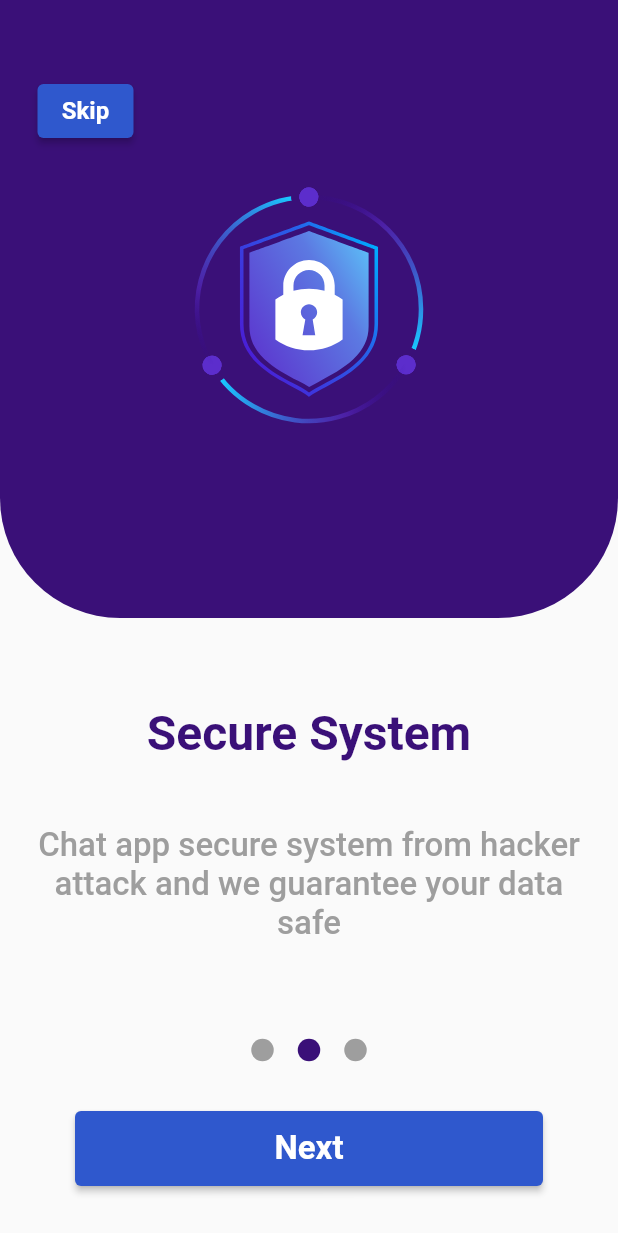
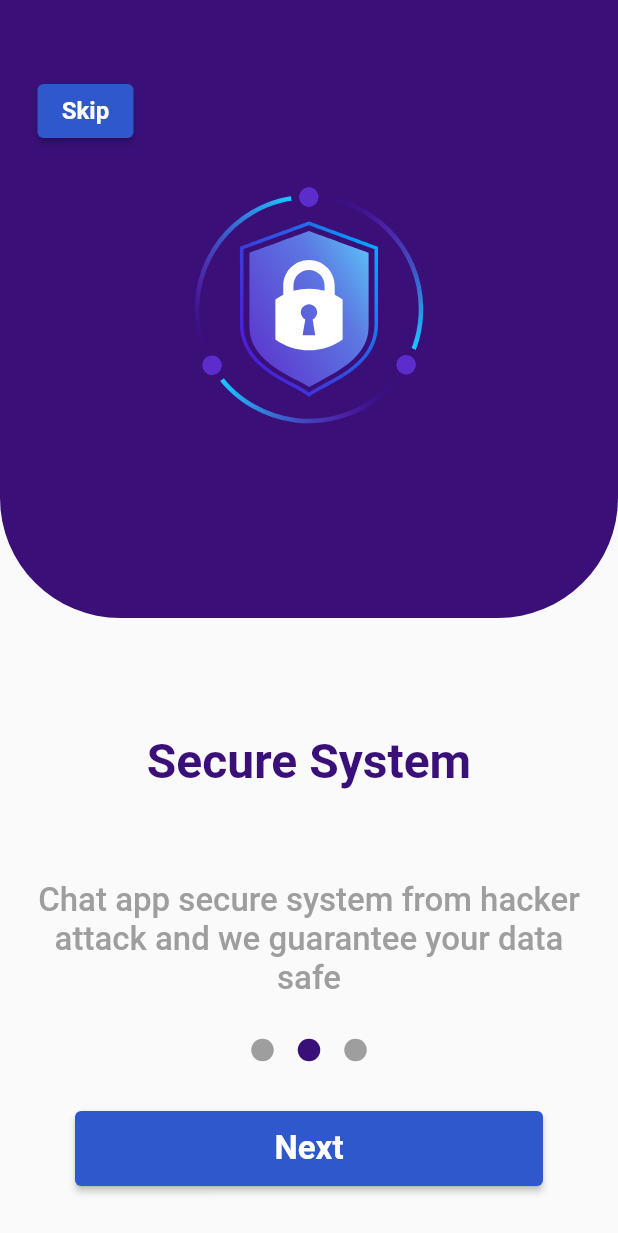
Before and after one commit to IbrahimAlShawaf/chat_firebase, a Flutter app: the screen it shows after launch, after a tap on "Next", on a phone screen of 412 x 824 dp. Shown: the top 1233 px of the screen. Run offline on Flutter 3.47's test engine with Material 2 defaults, Android fonts, the phone set to English and light mode, and no system bars; our stand-ins replace firebase_core, lottie; accounts and stored records are empty.

```diff
--- a/lib/main.dart
+++ b/lib/main.dart
@@ -2,9 +2,12 @@ import 'package:chat_firebase/views/mymain_screen.dart';
 import 'package:chat_firebase/views/signin&signup/signin_screen.dart';
 import 'package:chat_firebase/views/signin&signup/signup_screen.dart';
 import 'package:chat_firebase/views/splash_screen.dart';
+import 'package:firebase_core/firebase_core.dart';
 import 'package:flutter/material.dart';
 
-void main() {
+Future<void> main() async {
+  WidgetsFlutterBinding.ensureInitialized();
+  await Firebase.initializeApp();
   runApp(const MyApp());
 }
 
@@ -15,13 +18,14 @@ class MyApp extends StatelessWidget {
   @override
   Widget build(BuildContext context) {
     return MaterialApp(
-      title: 'Flutter Demo',
+      debugShowCheckedModeBanner: false,
+      title: 'Students Chat',
       theme: ThemeData(
         primarySwatch: Colors.blue,
       ),
       routes: {
         '/': (context) => const SplashScreen(),
-       'MyMainScreen': (context) => const MyMainScreen(),
+        'MyMainScreen': (context) => const MyMainScreen(),
         'SignInScreen': (context) => const SignInScreen(),
         'SignUpScreen': (context) => const SignUpScreen(),
       },
--- a/lib/views/splash_screen.dart
+++ b/lib/views/splash_screen.dart
@@ -36,14 +36,14 @@ class _SplashScreenState extends State<SplashScreen> {
           children: [
             Image.asset(
               'assets/images/logo.png',
-              width: 120,
-              height: 120,
+              width: 140,
+              height: 140,
             ),
             const SizedBox(
               height: 50,
             ),
             TextWidget(
-              text: 'Chat Students',
+              text: 'Students Chat',
               color: AppColors.textColor2,
               size: 40,
               fontWeight: FontWeight.bold,
--- a/lib/views/widget/screen_widget.dart
+++ b/lib/views/widget/screen_widget.dart
@@ -33,7 +33,7 @@ class ScreenWidget extends StatelessWidget {
           child: Column(
             children: [
               Expanded(
-                flex: 2,
+                flex: 4,
                 child: Container(
                   padding: const EdgeInsets.all(16),
                   child: Column(
@@ -55,6 +55,7 @@ class ScreenWidget extends StatelessWidget {
                         ),
                         textAlign: TextAlign.center,
                       ),
+
                     ],
                   ),
                 ),
--- a/pubspec.yaml
+++ b/pubspec.yaml
@@ -36,6 +36,7 @@ dependencies:
   # Use with the CupertinoIcons class for iOS style icons.
   cupertino_icons: ^1.0.2
   lottie: ^2.2.0
+  firebase_core: ^2.7.1
 
 dev_dependencies:
   flutter_test:
```
Also changed, not shown: pubspec.lock, 5 other files.
